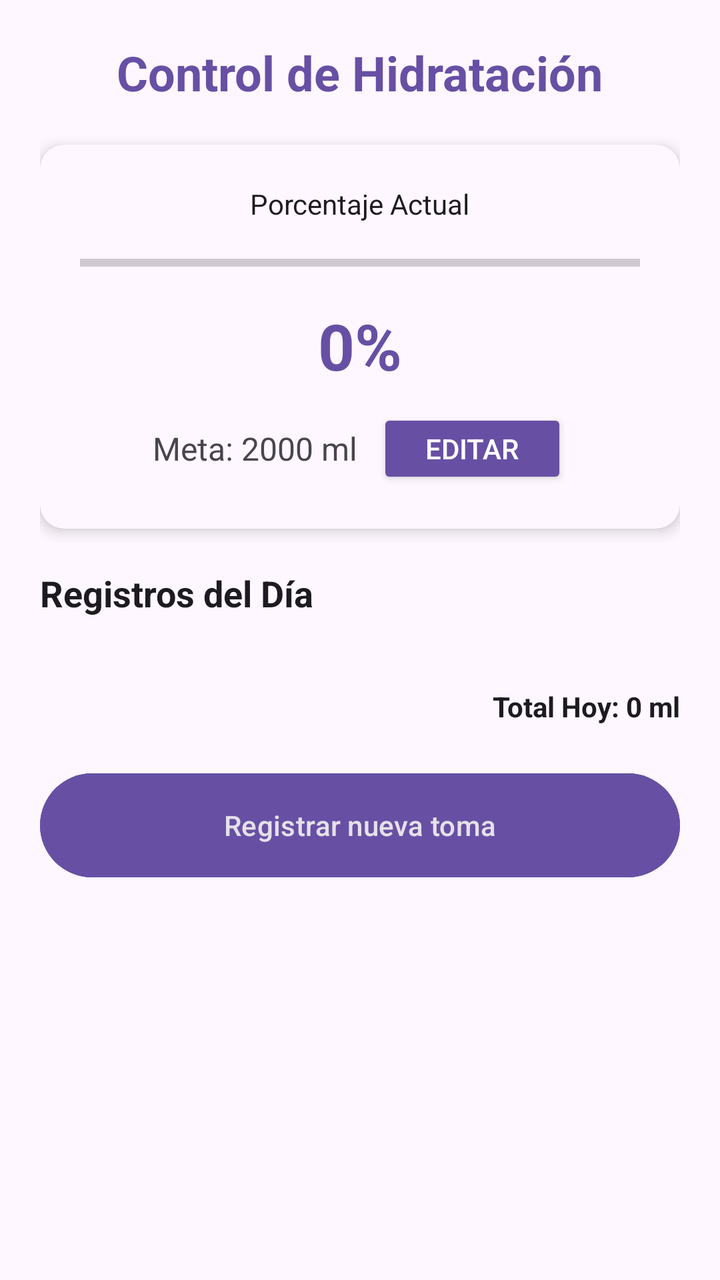
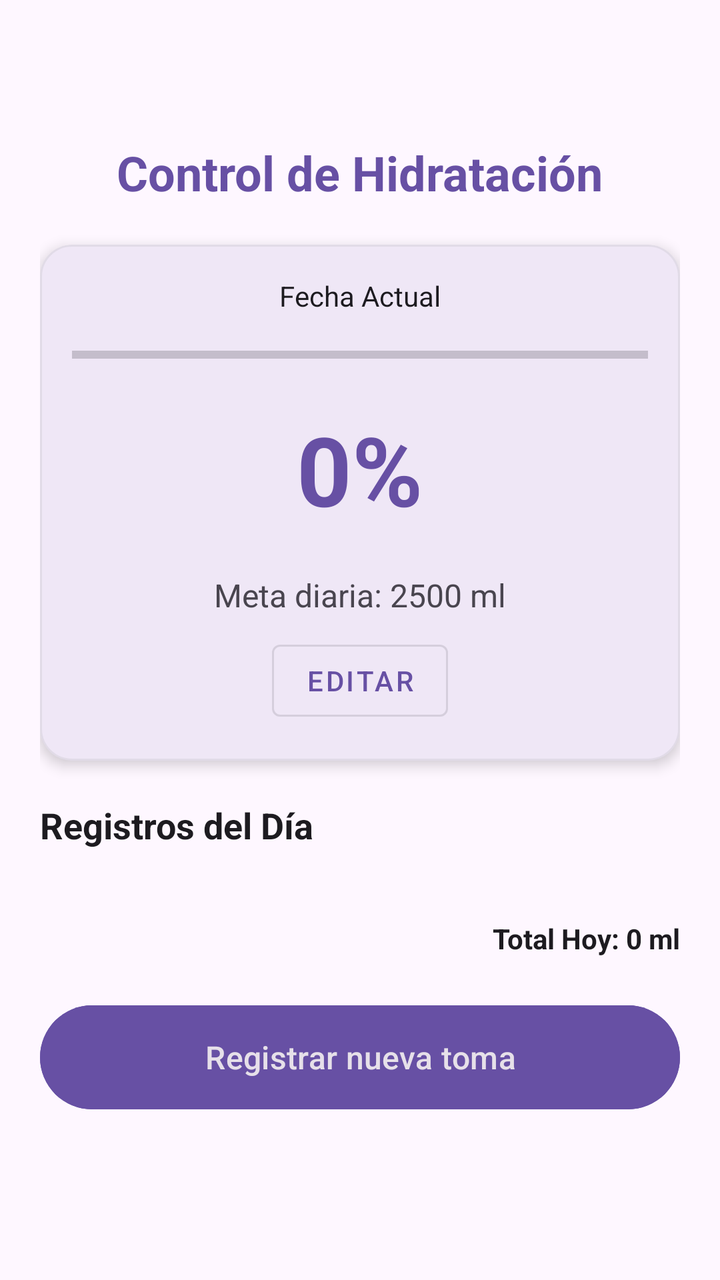

Screens rendered from an Android XML layout before and after an edit, with the pre-edit source and the edit as a unified diff.
<!-- AndroidManifest.xml: application theme Theme.AplicacionG8 -->
<!-- res/layout/activity_control_hidratacion.xml -->
<?xml version="1.0" encoding="utf-8"?>
<ScrollView xmlns:android="http://schemas.android.com/apk/res/android"
    xmlns:app="http://schemas.android.com/apk/res-auto"
    android:layout_width="match_parent"
    android:layout_height="match_parent"
    android:padding="20dp"
    android:background="?android:attr/colorBackground">

    <LinearLayout
        android:layout_width="match_parent"
        android:layout_height="wrap_content"
        android:orientation="vertical"
        android:gravity="center_horizontal">

        <TextView
            android:layout_width="wrap_content"
            android:layout_height="wrap_content"
            android:text="Control de Hidratación"
            android:textSize="24sp"
            android:textStyle="bold"
            android:textColor="?android:attr/colorPrimary"
            android:layout_marginBottom="20dp"/>

        <androidx.cardview.widget.CardView
            android:layout_width="match_parent"
            android:layout_height="wrap_content"
            android:layout_marginBottom="20dp"
            app:cardBackgroundColor="?android:attr/colorBackground"
            app:cardCornerRadius="12dp"
            app:cardElevation="4dp">

            <LinearLayout
                android:layout_width="match_parent"
                android:layout_height="wrap_content"
                android:orientation="vertical"
                android:padding="20dp"
                android:gravity="center">

                <TextView
                    android:id="@+id/txtFecha"
                    android:layout_width="wrap_content"
                    android:layout_height="wrap_content"
                    android:text="Porcentaje Actual"
                    android:textColor="?android:attr/textColorPrimary"
                    android:layout_marginBottom="10dp"/>

                <ProgressBar
                    android:id="@+id/progressBarAgua"
                    style="?android:attr/progressBarStyleHorizontal"
                    android:layout_width="match_parent"
                    android:layout_height="20dp"
                    android:max="100"
                    android:progress="0"
                    android:progressTint="?android:attr/colorPrimary"
                    android:layout_marginBottom="10dp"/>

                <TextView
                    android:id="@+id/txtPorcentaje"
                    android:layout_width="wrap_content"
                    android:layout_height="wrap_content"
                    android:text="0%"
                    android:textSize="32sp"
                    android:textStyle="bold"
                    android:textColor="?android:attr/colorPrimary"/>

                <LinearLayout
                    android:layout_width="match_parent"
                    android:layout_height="wrap_content"
                    android:gravity="center"
                    android:layout_marginTop="10dp">

                    <TextView
                        android:id="@+id/txtMetaDiaria"
                        android:layout_width="wrap_content"
                        android:layout_height="wrap_content"
                        android:text="Meta: 2000 ml"
                        android:textSize="16sp"
                        android:textColor="?android:attr/textColorSecondary"/>

                    <Button
                        android:id="@+id/btnEstablecerMeta"
                        android:layout_width="wrap_content"
                        android:layout_height="40dp"
                        android:text="Editar"
                        android:layout_marginStart="10dp"
                        style="@style/Widget.AppCompat.Button.Small"/>
                </LinearLayout>
            </LinearLayout>
        </androidx.cardview.widget.CardView>

        <TextView
            android:layout_width="match_parent"
            android:layout_height="wrap_content"
            android:text="Registros del Día"
            android:textStyle="bold"
            android:textSize="18sp"
            android:textColor="?android:attr/textColorPrimary"
            android:layout_marginBottom="10dp"/>

        <LinearLayout
            android:id="@+id/layoutListaRegistros"
            android:layout_width="match_parent"
            android:layout_height="wrap_content"
            android:orientation="vertical"
            android:background="?android:attr/colorBackground"
            android:padding="5dp">
        </LinearLayout>

        <TextView
            android:id="@+id/txtTotalConsumido"
            android:layout_width="match_parent"
            android:layout_height="wrap_content"
            android:layout_marginTop="15dp"
            android:layout_marginBottom="20dp"
            android:text="Total Hoy: 0 ml"
            android:textAlignment="viewEnd"
            android:textStyle="bold"
            android:textColor="?android:attr/textColorPrimary" />

        <Button
            android:id="@+id/btnRegistrarAgua"
            android:layout_width="match_parent"
            android:layout_height="60dp"
            android:backgroundTint="?android:attr/colorPrimary"
            android:text="Registrar nueva toma"
            android:textColor="?android:attr/textColorPrimaryInverse" />
    </LinearLayout>
</ScrollView>
<!-- resources referenced by this layout -->
<resources>
  <style name="Theme.AplicacionG8" parent="Base.Theme.AplicacionG8" />
  <style name="Base.Theme.AplicacionG8" parent="Theme.Material3.DayNight.NoActionBar">
          
          
      </style>
</resources>

<!-- the commit's change to res/layout/activity_control_hidratacion.xml (unified diff, before → after) -->
@@ -19,28 +19,31 @@
             android:textSize="24sp"
             android:textStyle="bold"
             android:textColor="?android:attr/colorPrimary"
+            android:layout_marginTop="50dp"
             android:layout_marginBottom="20dp"/>
 
-        <androidx.cardview.widget.CardView
+        <com.google.android.material.card.MaterialCardView
             android:layout_width="match_parent"
             android:layout_height="wrap_content"
             android:layout_marginBottom="20dp"
             app:cardBackgroundColor="?android:attr/colorBackground"
-            app:cardCornerRadius="12dp"
-            app:cardElevation="4dp">
+            app:cardCornerRadius="16dp"
+            app:cardElevation="4dp"
+            app:strokeWidth="1dp"
+            app:strokeColor="#33AAAAAA">
 
             <LinearLayout
                 android:layout_width="match_parent"
                 android:layout_height="wrap_content"
                 android:orientation="vertical"
-                android:padding="20dp"
+                android:padding="16dp"
                 android:gravity="center">
 
                 <TextView
                     android:id="@+id/txtFecha"
                     android:layout_width="wrap_content"
                     android:layout_height="wrap_content"
-                    android:text="Porcentaje Actual"
+                    android:text="Fecha Actual"
                     android:textColor="?android:attr/textColorPrimary"
                     android:layout_marginBottom="10dp"/>
 
@@ -51,42 +54,46 @@
                     android:layout_height="20dp"
                     android:max="100"
                     android:progress="0"
-                    android:progressTint="?android:attr/colorPrimary"
-                    android:layout_marginBottom="10dp"/>
+                    android:progressTint="?android:attr/colorPrimary"/>
 
                 <TextView
                     android:id="@+id/txtPorcentaje"
                     android:layout_width="wrap_content"
                     android:layout_height="wrap_content"
                     android:text="0%"
-                    android:textSize="32sp"
+                    android:textSize="48sp"
                     android:textStyle="bold"
-                    android:textColor="?android:attr/colorPrimary"/>
+                    android:textColor="?android:attr/colorPrimary"
+                    android:layout_marginTop="15dp"/>
 
                 <LinearLayout
                     android:layout_width="match_parent"
                     android:layout_height="wrap_content"
+                    android:orientation="vertical"
                     android:gravity="center"
-                    android:layout_marginTop="10dp">
+                    android:layout_marginTop="20dp">
 
                     <TextView
                         android:id="@+id/txtMetaDiaria"
                         android:layout_width="wrap_content"
                         android:layout_height="wrap_content"
-                        android:text="Meta: 2000 ml"
+                        android:text="Meta diaria: 2500 ml"
                         android:textSize="16sp"
                         android:textColor="?android:attr/textColorSecondary"/>
 
                     <Button
                         android:id="@+id/btnEstablecerMeta"
                         android:layout_width="wrap_content"
-                        android:layout_height="40dp"
-                        android:text="Editar"
-                        android:layout_marginStart="10dp"
-                        style="@style/Widget.AppCompat.Button.Small"/>
+                        android:layout_height="wrap_content"
+                        android:text="EDITAR"
+                        android:layout_marginTop="8dp"
+                        style="@style/Widget.MaterialComponents.Button.OutlinedButton"
+                        app:strokeWidth="1dp" />
                 </LinearLayout>
+
             </LinearLayout>
-        </androidx.cardview.widget.CardView>
+
+        </com.google.android.material.card.MaterialCardView>
 
         <TextView
             android:layout_width="match_parent"
@@ -121,8 +128,11 @@
             android:id="@+id/btnRegistrarAgua"
             android:layout_width="match_parent"
             android:layout_height="60dp"
+            android:text="Registrar nueva toma"
+            android:textSize="16sp"
+            app:cornerRadius="30dp"
             android:backgroundTint="?android:attr/colorPrimary"
-            android:text="Registrar nueva toma"
             android:textColor="?android:attr/textColorPrimaryInverse" />
+
     </LinearLayout>
 </ScrollView>
